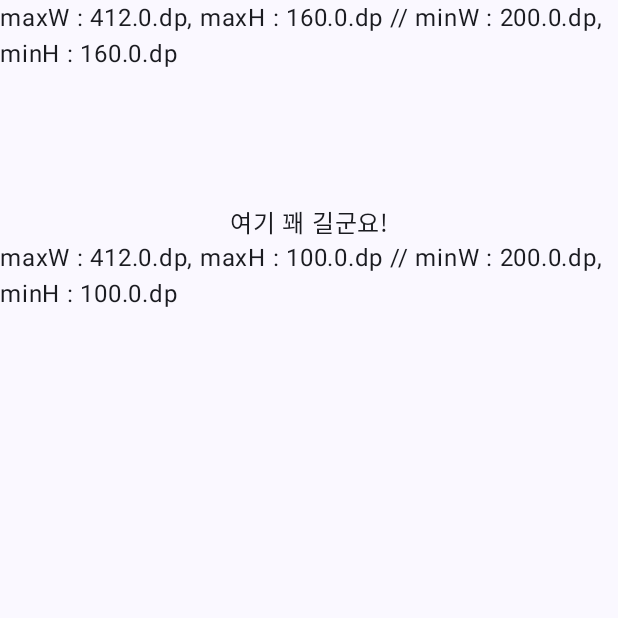
After one commit to theo-no/Compose_Example, an Android app built with Jetpack Compose: the ConstraintsActivity screen opened directly, with no data from a screen before it, on a phone screen of 412 x 824 dp, the top half of it. The commit adds this screen. Run offline under Robolectric (Android 15) with nearby library versions, the phone set to English and light mode, and no system bars.

Commit message:
BoxWithConstraints 예시 완료

```diff
--- a/Compose_Example/app/build.gradle
+++ b/Compose_Example/app/build.gradle
@@ -60,6 +60,7 @@ dependencies {
     implementation platform('androidx.compose:compose-bom:2023.03.00')
     implementation platform('androidx.compose:compose-bom:2023.03.00')
     implementation platform('androidx.compose:compose-bom:2023.03.00')
+    implementation platform('androidx.compose:compose-bom:2023.03.00')
     testImplementation 'junit:junit:4.13.2'
     androidTestImplementation 'androidx.test.ext:junit:1.1.5'
     androidTestImplementation 'androidx.test.espresso:espresso-core:3.5.1'
@@ -68,6 +69,7 @@ dependencies {
     androidTestImplementation platform('androidx.compose:compose-bom:2023.03.00')
     androidTestImplementation platform('androidx.compose:compose-bom:2023.03.00')
     androidTestImplementation platform('androidx.compose:compose-bom:2023.03.00')
+    androidTestImplementation platform('androidx.compose:compose-bom:2023.03.00')
     debugImplementation 'androidx.compose.ui:ui-tooling'
     debugImplementation 'androidx.compose.ui:ui-test-manifest'
 }
--- a/Compose_Example/app/src/main/AndroidManifest.xml
+++ b/Compose_Example/app/src/main/AndroidManifest.xml
@@ -12,6 +12,11 @@
         android:supportsRtl="true"
         android:theme="@style/Theme.Compose_Example"
         tools:targetApi="31">
+        <activity
+            android:name=".ConstraintsActivity"
+            android:exported="false"
+            android:label="@string/title_activity_constraints"
+            android:theme="@style/Theme.Compose_Example" />
         <activity
             android:name=".ColumnActivity"
             android:exported="false"
--- /dev/null
+++ b/Compose_Example/app/src/main/java/com/csh/compose_example/ConstraintsActivity.kt
@@ -0,0 +1,81 @@
+package com.csh.compose_example
+
+import android.os.Bundle
+import androidx.activity.ComponentActivity
+import androidx.activity.compose.setContent
+import androidx.compose.foundation.layout.BoxWithConstraints
+import androidx.compose.foundation.layout.Column
+import androidx.compose.foundation.layout.fillMaxSize
+import androidx.compose.foundation.layout.height
+import androidx.compose.foundation.layout.heightIn
+import androidx.compose.foundation.layout.width
+import androidx.compose.foundation.layout.widthIn
+import androidx.compose.material3.MaterialTheme
+import androidx.compose.material3.Surface
+import androidx.compose.material3.Text
+import androidx.compose.runtime.Composable
+import androidx.compose.ui.Alignment
+import androidx.compose.ui.Modifier
+import androidx.compose.ui.tooling.preview.Preview
+import androidx.compose.ui.unit.dp
+import com.csh.compose_example.ui.theme.Compose_ExampleTheme
+
+class ConstraintsActivity : ComponentActivity() {
+    override fun onCreate(savedInstanceState: Bundle?) {
+        super.onCreate(savedInstanceState)
+        setContent {
+            Compose_ExampleTheme {
+                // A surface container using the 'background' color from the theme
+                Surface(
+                    modifier = Modifier.fillMaxSize(),
+                    color = MaterialTheme.colorScheme.background
+                ) {
+                    Outer()
+                }
+            }
+        }
+    }
+}
+
+@Composable
+fun Outer() {
+    Column(
+        modifier = Modifier.width(150.dp)
+    ){
+        Inner(
+            modifier = Modifier
+//                .widthIn(min = 100.dp)
+                .widthIn(200.dp) //위에서 Cloumn의 modifier 때문에 안됨
+                .height(160.dp) //widthIn과 heightIn이 제약 조건이 많아서 원하는대로 되기 힘들다.
+        )
+        Inner(
+            modifier = Modifier
+//                .widthIn(min = 100.dp)
+                .widthIn(200.dp)
+                .height(100.dp) //widthIn과 heightIn이 제약 조건이 많아서 원하는대로 되기 힘들다.
+        )
+    }
+}
+
+@Composable
+private fun Inner(modifier: Modifier = Modifier){ //기본값으로 그냥 Modifier를 할 수 있고, compose 내에선 companion object로 Modifier가 구현되어 있다.
+    BoxWithConstraints(modifier) {
+        if(maxHeight > 150.dp){
+            Text(
+                "여기 꽤 길군요!",
+                modifier = Modifier.align(Alignment.BottomCenter)
+            )
+        }
+        Text(
+            "maxW : $maxWidth, maxH : $maxHeight // minW : $minWidth, minH : $minHeight"
+        )
+    }
+}
+
+@Preview(showBackground = true)
+@Composable
+fun GreetingPreview3() {
+    Compose_ExampleTheme {
+        Outer()
+    }
+}
--- a/Compose_Example/app/src/main/res/values/strings.xml
+++ b/Compose_Example/app/src/main/res/values/strings.xml
@@ -3,4 +3,5 @@
     <string name="title_activity_layout">LayoutActivity</string>
     <string name="title_activity_row">RowActivity</string>
     <string name="title_activity_column">ColumnActivity</string>
+    <string name="title_activity_constraints">ConstraintsActivity</string>
 </resources>
```
